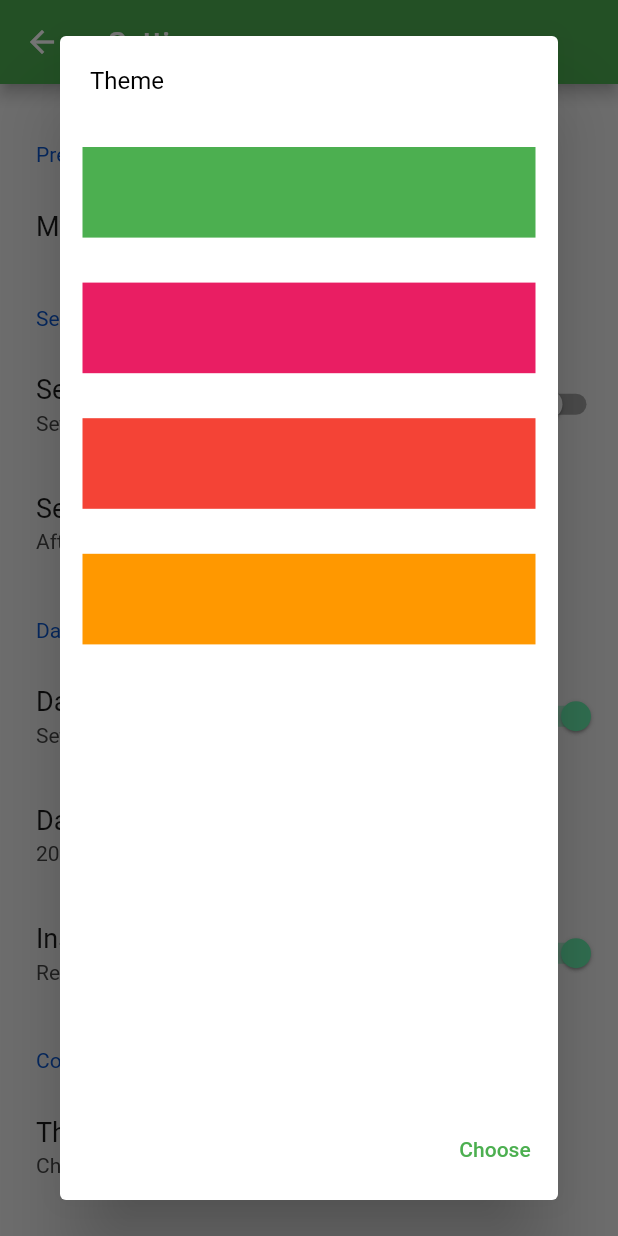
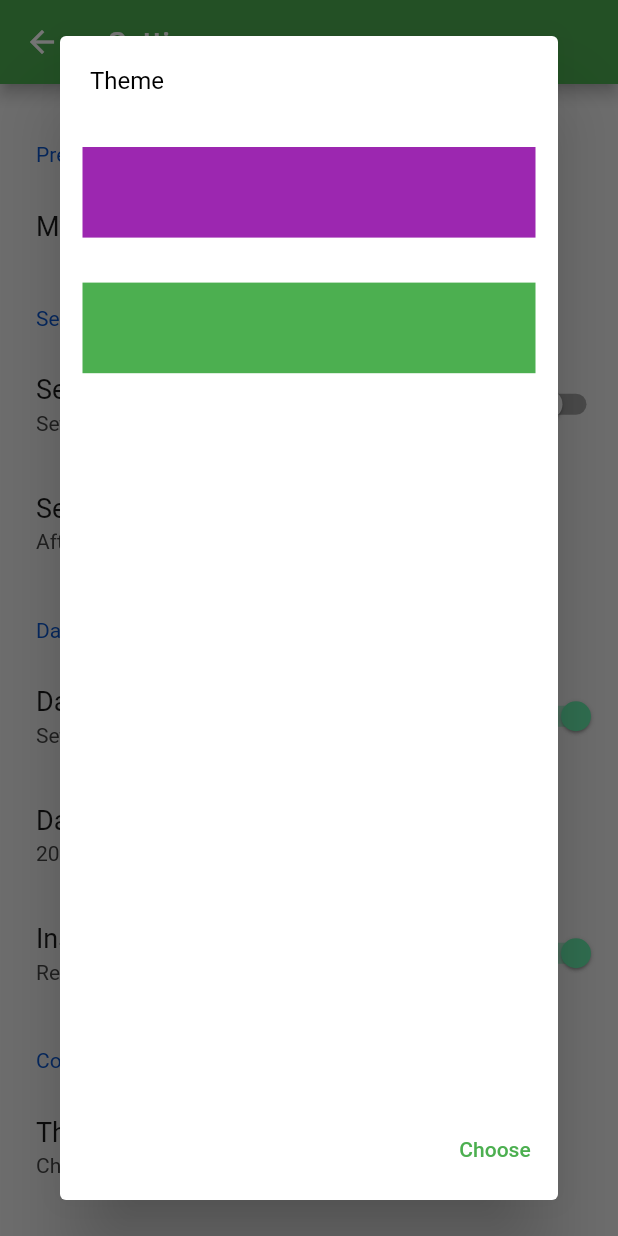
Before and after one commit to wizardoma/myjourn, a Flutter app: the SettingsScreen screen opened by its route, after a tap on "Theme", on a phone screen of 412 x 824 dp. Run offline on Flutter 3.47's test engine with Material 2 defaults, Android fonts, the phone set to English and light mode, and no system bars; drawn by our look-alikes of settings_ui; our stand-ins replace carousel_slider, image_picker, sqflite, table_calendar; accounts and stored records are empty.

Commit message:
Add Selector to choose between themes

```diff
--- a/lib/providers/ThemeProvider.dart
+++ b/lib/providers/ThemeProvider.dart
@@ -3,14 +3,14 @@ import 'package:flutter/material.dart';
 import '../themes.dart';
 
 class ThemeProvider with ChangeNotifier {
-  Map<String, ThemeData> _themes;
+  Map<String, ThemeData> _themes = Themes.getThemes();
   ThemeData _currentTheme = Themes.greenTheme;
 
-  get themes {
+  Map<String, ThemeData> get themes {
     return _themes;
   }
 
-  set themes(ThemeData theme) {
+  set theme(ThemeData theme) {
     this._currentTheme = theme;
     notifyListeners();
   }
--- a/lib/screens/settings/settings_screen.dart
+++ b/lib/screens/settings/settings_screen.dart
@@ -1,4 +1,6 @@
 import 'package:flutter/material.dart';
+import 'package:flutterfrontend/providers/ThemeProvider.dart';
+import 'package:provider/provider.dart';
 import 'package:settings_ui/settings_ui.dart';
 
 class SettingsScreen extends StatelessWidget {
@@ -115,6 +117,7 @@ class SettingsScreen extends StatelessWidget {
     showDialog(
         context: context,
         builder: (context) {
+          var themes = Provider.of<ThemeProvider>(context);
           return Dialog(
             child: Column(
               mainAxisSize: MainAxisSize.min,
@@ -129,7 +132,8 @@ class SettingsScreen extends StatelessWidget {
                 ),
                 Expanded(
                   child: SingleChildScrollView(
-                    child: GridView(
+                    child: GridView.builder(
+                        itemCount: themes.themes.length,
                         padding: EdgeInsets.all(15),
                         shrinkWrap: true,
                         gridDelegate: SliverGridDelegateWithFixedCrossAxisCount(
@@ -137,22 +141,16 @@ class SettingsScreen extends StatelessWidget {
                             childAspectRatio: 5,
                             crossAxisSpacing: 30,
                             mainAxisSpacing: 30),
-                      children: [
-                        Container(
-                          height: 100,
-                          color: Colors.green,
+                        itemBuilder: (context, index) {
+                          return InkWell(
+                            onTap: (){
+                              themes.theme = themes.themes.values.toList()[index];
+                            },
+                            child: Container(
+                              color: themes.themes.values.toList()[index].primaryColor,
                             ),
-                        Container(
-                          color: Colors.pink,
-                        ),
-                        Container(
-                          color: Colors.red,
-                        ),
-                        Container(
-                          color: Colors.orange,
-                        ),
-                      ],
-                    ),
+                          );
+                        }),
                   ),
                 ),
                 Container(
```
Lines whose indentation alone changed are shown as unchanged.
